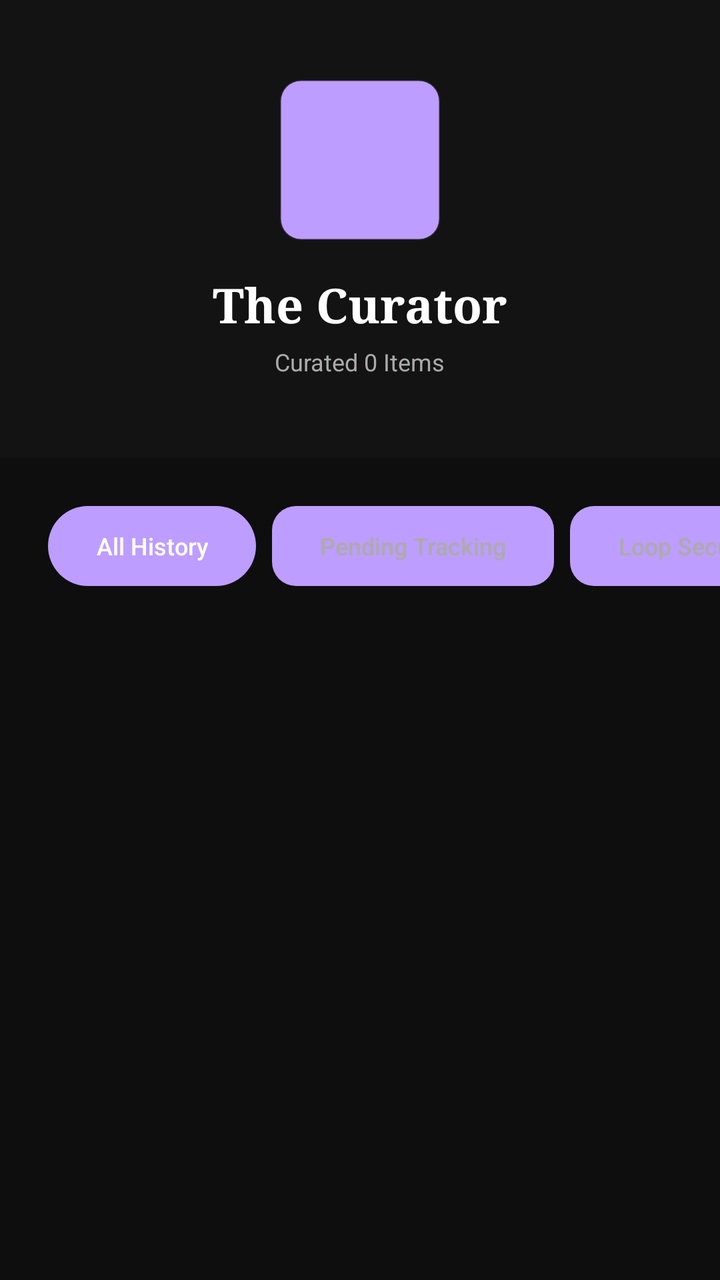
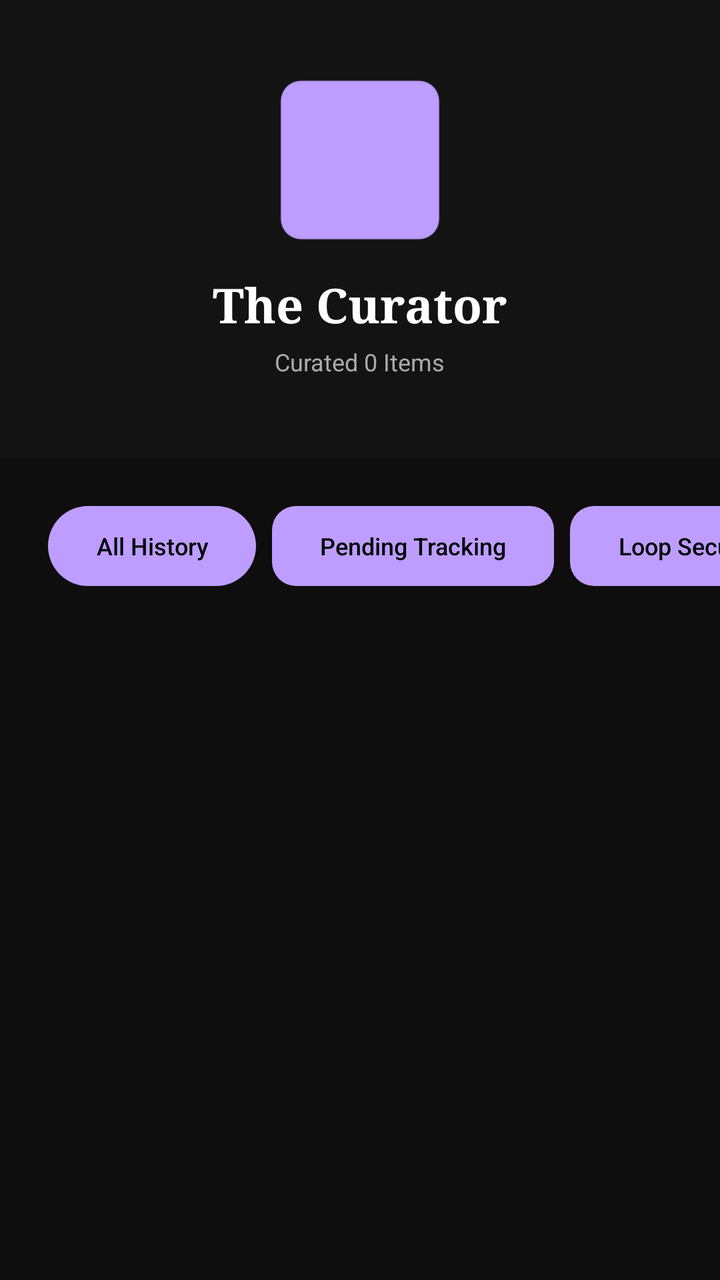

Two renders of the same Android screen: before a commit and after it. Below are the layout's source before the change and the commit's diff.
<!-- AndroidManifest.xml: application theme Theme.CampusCycle -->
<!-- res/layout/activity_order_history.xml -->
<?xml version="1.0" encoding="utf-8"?>
<androidx.coordinatorlayout.widget.CoordinatorLayout xmlns:android="http://schemas.android.com/apk/res/android"
    xmlns:app="http://schemas.android.com/apk/res-auto"
    xmlns:tools="http://schemas.android.com/tools"
    android:layout_width="match_parent"
    android:layout_height="match_parent"
    android:background="@color/surface_base">

    <androidx.core.widget.NestedScrollView
        android:layout_width="match_parent"
        android:layout_height="match_parent">

        <androidx.constraintlayout.widget.ConstraintLayout
            android:layout_width="match_parent"
            android:layout_height="wrap_content"
            android:paddingBottom="40dp">

            
            <LinearLayout
                android:id="@+id/profileHeader"
                android:layout_width="match_parent"
                android:layout_height="wrap_content"
                android:background="@color/surface_container_low"
                android:gravity="center"
                android:orientation="vertical"
                android:paddingVertical="40dp"
                app:layout_constraintTop_toTopOf="parent">

                <View
                    android:layout_width="80dp"
                    android:layout_height="80dp"
                    android:background="@drawable/segmented_control_item_selected"
                    android:backgroundTint="@color/primary_violet" />

                <TextView
                    android:id="@+id/tvProfileName"
                    android:layout_width="wrap_content"
                    android:layout_height="wrap_content"
                    android:layout_marginTop="16dp"
                    android:fontFamily="serif"
                    android:text="The Curator"
                    android:textColor="@color/text_headline"
                    android:textSize="24sp"
                    android:textStyle="bold" />

                <TextView
                    android:id="@+id/tvOrderCount"
                    android:layout_width="wrap_content"
                    android:layout_height="wrap_content"
                    android:layout_marginTop="4dp"
                    android:text="Curated 0 Items"
                    android:textColor="@color/text_body"
                    android:textSize="12sp" />
            </LinearLayout>

            
            <HorizontalScrollView
                android:id="@+id/filterScroll"
                android:layout_width="match_parent"
                android:layout_height="wrap_content"
                android:layout_marginTop="24dp"
                android:clipToPadding="false"
                android:paddingHorizontal="24dp"
                android:scrollbars="none"
                app:layout_constraintTop_toBottomOf="@id/profileHeader">

                <LinearLayout
                    android:layout_width="wrap_content"
                    android:layout_height="wrap_content"
                    android:orientation="horizontal">

                    <Button
                        android:id="@+id/btnFilterAll"
                        style="?android:attr/borderlessButtonStyle"
                        android:layout_width="wrap_content"
                        android:layout_height="40dp"
                        android:layout_marginEnd="8dp"
                        android:background="@drawable/btn_primary_gradient"
                        android:text="All History"
                        android:textAllCaps="false"
                        android:textColor="@color/white"
                        android:textSize="12sp" />

                    <Button
                        android:id="@+id/btnFilterPending"
                        style="?android:attr/borderlessButtonStyle"
                        android:layout_width="wrap_content"
                        android:layout_height="40dp"
                        android:layout_marginEnd="8dp"
                        android:background="@drawable/segmented_control_bg"
                        android:text="Pending Tracking"
                        android:textAllCaps="false"
                        android:textColor="@color/text_body"
                        android:textSize="12sp" />

                    <Button
                        android:id="@+id/btnFilterConfirmed"
                        style="?android:attr/borderlessButtonStyle"
                        android:layout_width="wrap_content"
                        android:layout_height="40dp"
                        android:layout_marginEnd="8dp"
                        android:background="@drawable/segmented_control_bg"
                        android:text="Loop Secured"
                        android:textAllCaps="false"
                        android:textColor="@color/text_body"
                        android:textSize="12sp" />

                    <Button
                        android:id="@+id/btnFilterCompleted"
                        style="?android:attr/borderlessButtonStyle"
                        android:layout_width="wrap_content"
                        android:layout_height="40dp"
                        android:background="@drawable/segmented_control_bg"
                        android:text="Archived"
                        android:textAllCaps="false"
                        android:textColor="@color/text_body"
                        android:textSize="12sp" />
                </LinearLayout>
            </HorizontalScrollView>

            <androidx.recyclerview.widget.RecyclerView
                android:id="@+id/rvOrders"
                android:layout_width="match_parent"
                android:layout_height="wrap_content"
                android:layout_marginTop="24dp"
                android:paddingHorizontal="16dp"
                app:layout_constraintTop_toBottomOf="@id/filterScroll"
                tools:listitem="@layout/item_order" />

            <TextView
                android:id="@+id/tvEmpty"
                android:layout_width="wrap_content"
                android:layout_height="wrap_content"
                android:layout_marginTop="40dp"
                android:text="Your collection is empty."
                android:textColor="@color/text_body"
                android:visibility="gone"
                app:layout_constraintEnd_toEndOf="parent"
                app:layout_constraintStart_toStartOf="parent"
                app:layout_constraintTop_toBottomOf="@id/filterScroll" />

            
            <ListView android:id="@+id/lvOrders" android:layout_width="0dp" android:layout_height="0dp" android:visibility="gone" app:layout_constraintTop_toTopOf="parent" app:layout_constraintStart_toStartOf="parent"/>

        </androidx.constraintlayout.widget.ConstraintLayout>
    </androidx.core.widget.NestedScrollView>

</androidx.coordinatorlayout.widget.CoordinatorLayout>
<!-- res/layout/item_order.xml (included above) -->
<?xml version="1.0" encoding="utf-8"?>
<androidx.cardview.widget.CardView xmlns:android="http://schemas.android.com/apk/res/android"
    xmlns:app="http://schemas.android.com/apk/res-auto"
    android:layout_width="match_parent"
    android:layout_height="wrap_content"
    android:layout_marginVertical="8dp"
    app:cardBackgroundColor="@color/surface_container_low"
    app:cardCornerRadius="14dp"
    app:cardElevation="0dp">

    <LinearLayout
        android:layout_width="match_parent"
        android:layout_height="wrap_content"
        android:orientation="horizontal"
        android:padding="12dp"
        android:gravity="center_vertical">

        <View
            android:layout_width="60dp"
            android:layout_height="60dp"
            android:background="@drawable/card_background"
            android:backgroundTint="@color/surface_container_highest" />

        <LinearLayout
            android:layout_width="0dp"
            android:layout_height="wrap_content"
            android:layout_marginStart="16dp"
            android:layout_weight="1"
            android:orientation="vertical">

            <TextView
                android:id="@+id/tvOrderTitle"
                android:layout_width="wrap_content"
                android:layout_height="wrap_content"
                android:text="Product Name"
                android:textColor="@color/text_headline"
                android:textSize="14sp"
                android:textStyle="bold" />

            <TextView
                android:id="@+id/tvOrderDate"
                android:layout_width="wrap_content"
                android:layout_height="wrap_content"
                android:layout_marginTop="2dp"
                android:text="Collected on April 12, 2026"
                android:textColor="@color/text_body"
                android:textSize="11sp" />

            <TextView
                android:id="@+id/tvOrderStatus"
                android:layout_width="wrap_content"
                android:layout_height="wrap_content"
                android:layout_marginTop="4dp"
                android:background="@drawable/segmented_control_item_selected"
                android:backgroundTint="#26A78BFA"
                android:paddingHorizontal="8dp"
                android:paddingVertical="2dp"
                android:text="PENDING"
                android:textColor="@color/primary_violet"
                android:textSize="9sp"
                android:textStyle="bold" />
        </LinearLayout>

        <TextView
            android:id="@+id/tvOrderPrice"
            android:layout_width="wrap_content"
            android:layout_height="wrap_content"
            android:text="₹1,200"
            android:textColor="@color/text_headline"
            android:textSize="16sp"
            android:textStyle="bold" />

    </LinearLayout>
</androidx.cardview.widget.CardView>
<!-- resources referenced by this layout -->
<resources>
  <color name="primary_violet">#bd9dff</color>
  <color name="surface_base">#0e0e0e</color>
  <color name="surface_container_highest">#262626</color>
  <color name="surface_container_low">#131313</color>
  <color name="text_body">#adaaaa</color>
  <color name="text_headline">#ffffff</color>
  <color name="white">#ffffff</color>
  <!-- drawable btn_primary_gradient (drawable) -->
  <?xml version="1.0" encoding="utf-8"?>
  <shape xmlns:android="http://schemas.android.com/apk/res/android"
      android:shape="rectangle">
      <gradient
          android:angle="135"
          android:startColor="@color/primary_violet"
          android:endColor="@color/primary_violet_dim"
          android:type="linear" />
      <corners android:radius="100dp" /> 
  </shape>
  <!-- drawable card_background (drawable) -->
  <?xml version="1.0" encoding="utf-8"?>
  <shape xmlns:android="http://schemas.android.com/apk/res/android"
      android:shape="rectangle">
      <solid android:color="@color/surface_container_low" />
      <corners android:radius="16dp" />
  </shape>
  <!-- drawable segmented_control_bg (drawable) -->
  <?xml version="1.0" encoding="utf-8"?>
  <shape xmlns:android="http://schemas.android.com/apk/res/android"
      android:shape="rectangle">
      <solid android:color="@color/surface_container_low" />
      <corners android:radius="12dp" />
  </shape>
  <!-- drawable segmented_control_item_selected (drawable) -->
  <?xml version="1.0" encoding="utf-8"?>
  <shape xmlns:android="http://schemas.android.com/apk/res/android"
      android:shape="rectangle">
      <solid android:color="@color/surface_container_highest" />
      <corners android:radius="10dp" />
      <stroke
          android:width="1dp"
          android:color="@color/ghost_border" />
  </shape>
  <style name="Theme.CampusCycle" parent="Theme.Material3.Dark.NoActionBar">
          <item name="android:windowBackground">@color/surface_base</item>
          <item name="colorPrimary">@color/primary_violet</item>
          <item name="colorSecondary">@color/secondary_accent</item>
          <item name="android:textColorPrimary">@color/text_headline</item>
          <item name="android:textColorSecondary">@color/text_body</item>
          <item name="android:textColorHint">@color/text_hint</item>
          <item name="android:statusBarColor">@color/surface_base</item>
          <item name="android:navigationBarColor">@color/surface_base</item>
      </style>
  <color name="primary_violet_dim">#8a4cfc</color>
  <color name="ghost_border">#26ffffff</color>
  <color name="secondary_accent">#c38bf5</color>
  <color name="text_hint">#4e4e4e</color>
</resources>

<!-- the commit's change to res/layout/activity_order_history.xml (unified diff, before → after) -->
@@ -78,7 +78,7 @@
                         android:background="@drawable/btn_primary_gradient"
                         android:text="All History"
                         android:textAllCaps="false"
-                        android:textColor="@color/white"
+                        android:textColor="@color/black"
                         android:textSize="12sp" />
 
                     <Button
@@ -90,7 +90,7 @@
                         android:background="@drawable/segmented_control_bg"
                         android:text="Pending Tracking"
                         android:textAllCaps="false"
-                        android:textColor="@color/text_body"
+                        android:textColor="@color/black"
                         android:textSize="12sp" />
 
                     <Button
@@ -102,7 +102,7 @@
                         android:background="@drawable/segmented_control_bg"
                         android:text="Loop Secured"
                         android:textAllCaps="false"
-                        android:textColor="@color/text_body"
+                        android:textColor="@color/black"
                         android:textSize="12sp" />
 
                     <Button
@@ -113,7 +113,7 @@
                         android:background="@drawable/segmented_control_bg"
                         android:text="Archived"
                         android:textAllCaps="false"
-                        android:textColor="@color/text_body"
+                        android:textColor="@color/black"
                         android:textSize="12sp" />
                 </LinearLayout>
             </HorizontalScrollView>
@@ -164,11 +164,12 @@
         android:padding="12dp"
         android:gravity="center_vertical">
 
-        <View
+        <ImageView
+            android:id="@+id/ivOrderProduct"
             android:layout_width="60dp"
             android:layout_height="60dp"
-            android:background="@drawable/card_background"
-            android:backgroundTint="@color/surface_container_highest" />
+            android:scaleType="centerCrop"
+            android:src="@drawable/card_background" />
 
         <LinearLayout
             android:layout_width="0dp"
<!-- resource entries referenced after the edit -->
@@ -1,12 +1,12 @@
 <!-- resources referenced by this layout -->
 <resources>
+  <color name="black">#000000</color>
   <color name="primary_violet">#bd9dff</color>
   <color name="surface_base">#0e0e0e</color>
   <color name="surface_container_highest">#262626</color>
   <color name="surface_container_low">#131313</color>
   <color name="text_body">#adaaaa</color>
   <color name="text_headline">#ffffff</color>
-  <color name="white">#ffffff</color>
   <!-- drawable btn_primary_gradient (drawable) -->
   <?xml version="1.0" encoding="utf-8"?>
   <shape xmlns:android="http://schemas.android.com/apk/res/android"
